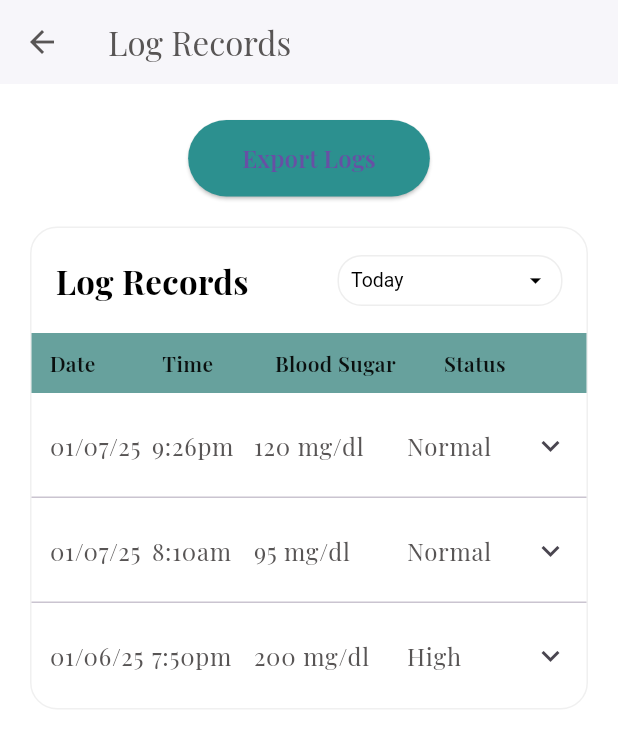
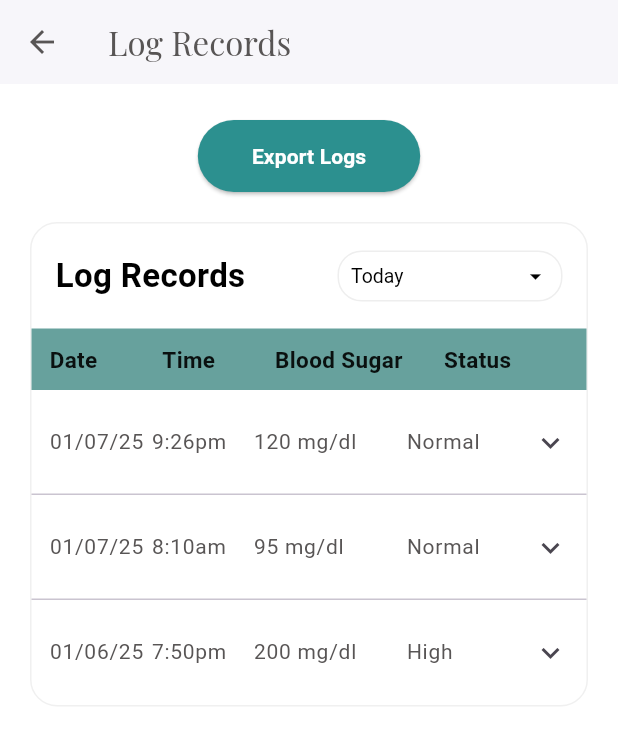
Before and after one commit to ywxvnz/glucomate, a Flutter app: the LogRecordsScreen screen opened directly, on a phone screen of 412 x 824 dp. Shown: the top 748 px of the screen. Run offline on Flutter 3.47's test engine with Material 3 defaults, Android fonts, the phone set to English and light mode, and no system bars; our stand-ins replace font_awesome_flutter, google_fonts.

Commit message:
app text styles

```diff
--- a/lib/screens/log_records_screen.dart
+++ b/lib/screens/log_records_screen.dart
@@ -1,5 +1,6 @@
 import 'package:flutter/material.dart';
 import '../utils/app_colors.dart';
+import '../utils/app_text_styles.dart';
 import '../widgets/time_filter_dropdown.dart';
 
 class LogRecordsScreen extends StatefulWidget {
@@ -19,7 +20,7 @@ class _LogRecordsScreenState extends State<LogRecordsScreen> {
           'time': '9:26pm',
           'glucose': '120 mg/dl',
           'status': 'Normal',
-          'note': 'felt dizzyyyyyyyyyyyyyyyyyyyyyyyyyyyyyyyyy',
+          'note': 'felt dizzyyyyyyyyyyyyyyyyyyyy',
           'readingType': 'random',
           'source': 'Scan'
         },
@@ -70,10 +71,7 @@ class _LogRecordsScreenState extends State<LogRecordsScreen> {
                     padding:
                         const EdgeInsets.symmetric(horizontal: 36, vertical: 14),
                   ),
-                  child: const Text(
-                    'Export Logs',
-                    style: TextStyle(fontSize: 16, fontWeight: FontWeight.w600),
-                  ),
+                  child: Text('Export Logs', style: AppTextStyles.button()),
                 ),
               ),
 
@@ -95,14 +93,7 @@ class _LogRecordsScreenState extends State<LogRecordsScreen> {
                       child: Row(
                         mainAxisAlignment: MainAxisAlignment.spaceBetween,
                         children: [
-                          Text(
-                            'Log Records',
-                            style: TextStyle(
-                              color: AppColors.textBlack,
-                              fontSize: 22,
-                              fontWeight: FontWeight.w700,
-                            ),
-                          ),
+                          Text('Log Records', style: AppTextStyles.headline(color: AppColors.textBlack)),
                           // Time filter dropdown (reusable)
                           Padding(
                             padding: const EdgeInsets.only(left: 8.0),
@@ -135,30 +126,10 @@ class _LogRecordsScreenState extends State<LogRecordsScreen> {
                           horizontal: 12, vertical: 10),
                       child: Row(
                         children: [
-                          Expanded(
-                              flex: 2,
-                              child: Text('Date',
-                                  style: TextStyle(
-                                      color: AppColors.textBlack.withOpacity(0.9),
-                                      fontWeight: FontWeight.w600))),
-                          Expanded(
-                              flex: 2,
-                              child: Text('Time',
-                                  style: TextStyle(
-                                      color: AppColors.textBlack.withOpacity(0.9),
-                                      fontWeight: FontWeight.w600))),
-                          Expanded(
-                              flex: 3,
-                              child: Text('Blood Sugar',
-                                  style: TextStyle(
-                                      color: AppColors.textBlack.withOpacity(0.9),
-                                      fontWeight: FontWeight.w600))),
-                          Expanded(
-                              flex: 2,
-                              child: Text('Status',
-                                  style: TextStyle(
-                                      color: AppColors.textBlack.withOpacity(0.9),
-                                      fontWeight: FontWeight.w600))),
+                            Expanded(flex: 2, child: Text('Date', style: AppTextStyles.subtitle(color: AppColors.textBlack.withOpacity(0.9)))),
+                            Expanded(flex: 2, child: Text('Time', style: AppTextStyles.subtitle(color: AppColors.textBlack.withOpacity(0.9)))),
+                            Expanded(flex: 3, child: Text('Blood Sugar', style: AppTextStyles.subtitle(color: AppColors.textBlack.withOpacity(0.9)))),
+                            Expanded(flex: 2, child: Text('Status', style: AppTextStyles.subtitle(color: AppColors.textBlack.withOpacity(0.9)))),
                           const SizedBox(width: 8),
                         ],
                       ),
@@ -182,12 +153,12 @@ class _LogRecordsScreenState extends State<LogRecordsScreen> {
                             childrenPadding: const EdgeInsets.symmetric(
                                 horizontal: 12, vertical: 12),
                             collapsedBackgroundColor: Colors.transparent,
-                            title: Row(
+                                title: Row(
                               children: [
-                                Expanded(flex: 2, child: Text(r['date'] ?? '', style: TextStyle(color: AppColors.textGray))),
-                                Expanded(flex: 2, child: Text(r['time'] ?? '', style: TextStyle(color: AppColors.textGray))),
-                                Expanded(flex: 3, child: Text(r['glucose'] ?? '', style: TextStyle(color: AppColors.textGray))),
-                                Expanded(flex: 2, child: Text(r['status'] ?? '', style: TextStyle(color: AppColors.textGray))),
+                                Expanded(flex: 2, child: Text(r['date'] ?? '', style: AppTextStyles.body(color: AppColors.textGray))),
+                                Expanded(flex: 2, child: Text(r['time'] ?? '', style: AppTextStyles.body(color: AppColors.textGray))),
+                                Expanded(flex: 3, child: Text(r['glucose'] ?? '', style: AppTextStyles.body(color: AppColors.textGray))),
+                                Expanded(flex: 2, child: Text(r['status'] ?? '', style: AppTextStyles.body(color: AppColors.textGray))),
                               ],
                             ),
                             children: [
@@ -268,27 +239,19 @@ class _LogRecordsScreenState extends State<LogRecordsScreen> {
     );
   }
 
-  Widget _detailPair(String label, String value) {
+  Widget _detailPair(String label, String value, {TextStyle? labelStyle, TextStyle? valueStyle}) {
+    final lblStyle = labelStyle ?? AppTextStyles.subtitle(color: AppColors.textBlack);
+    final valStyle = valueStyle ?? AppTextStyles.body(color: AppColors.textBlack);
+
     return Row(
       mainAxisSize: MainAxisSize.min,
       crossAxisAlignment: CrossAxisAlignment.start,
       children: [
-        Text(
-          label,
-          style: TextStyle(
-            color: AppColors.textBlack,
-            fontWeight: FontWeight.w700,
-          ),
-        ),
+        Text(label, style: lblStyle),
         const SizedBox(width: 6),
         SizedBox(
           width: 180,
-          child: Text(
-            value,
-            style: TextStyle(
-              color: AppColors.textBlack,
-            ),
-          ),
+          child: Text(value, style: valStyle),
         ),
       ],
     );
--- a/lib/screens/scan_glucometer_screen.dart
+++ b/lib/screens/scan_glucometer_screen.dart
@@ -1,5 +1,6 @@
 import 'package:flutter/material.dart';
 import '../utils/app_colors.dart';
+import '../utils/app_text_styles.dart';
 import 'manual_logging_screen.dart';
 
 class ScanGlucometerScreen extends StatelessWidget {
@@ -49,7 +50,7 @@ class ScanGlucometerScreen extends StatelessWidget {
                   );
                 },
                 icon: const Icon(Icons.document_scanner),
-                label: const Text('Scan Glucometer'),
+                label: Text('Scan Glucometer', style: AppTextStyles.button()),
                 style: ElevatedButton.styleFrom(
                   padding: const EdgeInsets.symmetric(vertical: 16),
                   backgroundColor: AppColors.buttonCyan,
@@ -72,7 +73,7 @@ class ScanGlucometerScreen extends StatelessWidget {
                   );
                 },
                 icon: const Icon(Icons.edit),
-                label: const Text('Manual Input'),
+                label: Text('Manual Input', style: AppTextStyles.button(color: AppColors.textBlack)),
               ),
             ),
           ],
--- /dev/null
+++ b/lib/utils/app_text_styles.dart
@@ -0,0 +1,62 @@
+import 'package:flutter/material.dart';
+import 'package:google_fonts/google_fonts.dart';
+import 'app_colors.dart';
+
+class AppTextStyles {
+  // App Name / Logo Text
+  static TextStyle appName({Color? color}) =>
+      GoogleFonts.roboto(
+        fontSize: 24,
+        fontWeight: FontWeight.w700,
+        color: color ?? AppColors.textBlack,
+      );
+
+  // Headline / page titles (prominent)
+  static TextStyle headline({Color? color}) =>
+      GoogleFonts.roboto(
+        fontSize: 22,
+        fontWeight: FontWeight.w700,
+        color: color ?? AppColors.textBlack);
+
+  // Section titles
+  static TextStyle title({Color? color}) =>
+      GoogleFonts.roboto(
+        fontSize: 18,
+        fontWeight: FontWeight.w700,
+        color: color ?? AppColors.textBlack);
+
+  // Subtitles and row headers
+  static TextStyle subtitle({Color? color}) =>
+      GoogleFonts.roboto(
+        fontSize: 15,
+        fontWeight: FontWeight.w600,
+        color: color ?? AppColors.textGray);
+
+  // Body / paragraph text
+  static TextStyle body({Color? color}) =>
+      GoogleFonts.roboto(
+        fontSize: 14,
+        fontWeight: FontWeight.w400,
+        color: color ?? AppColors.textBlack);
+
+  // Small informative text / meta
+  static TextStyle caption({Color? color}) =>
+      GoogleFonts.roboto(
+        fontSize: 12,
+        fontWeight: FontWeight.w400,
+        color: color ?? AppColors.textGray);
+
+  // Buttons (primary)
+  static TextStyle button({Color? color}) =>
+      GoogleFonts.roboto(
+        fontSize: 14,
+        fontWeight: FontWeight.w700,
+        color: color ?? AppColors.textWhite);
+
+  // Compact / dense labels
+  static TextStyle small({Color? color}) =>
+      GoogleFonts.roboto(
+        fontSize: 11,
+        fontWeight: FontWeight.w600,
+        color: color ?? AppColors.textGray);
+}
```
Also changed, not shown: lib/screens/dashboard_screen.dart (+8 -43 lines), lib/screens/manual_logging_screen.dart (+6 -11 lines).
